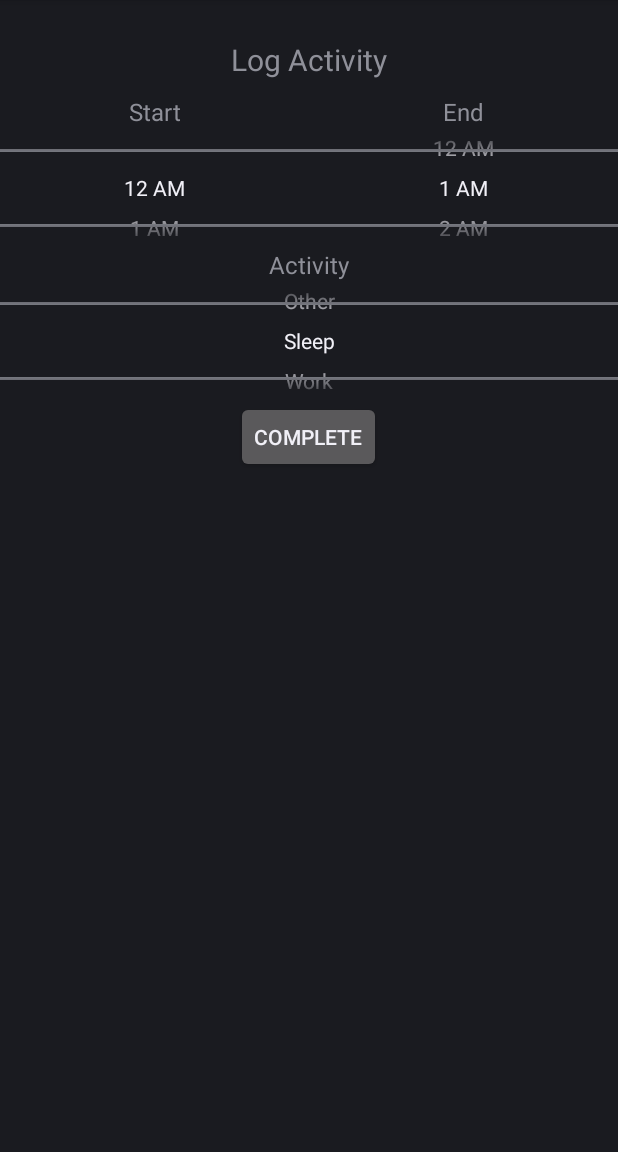
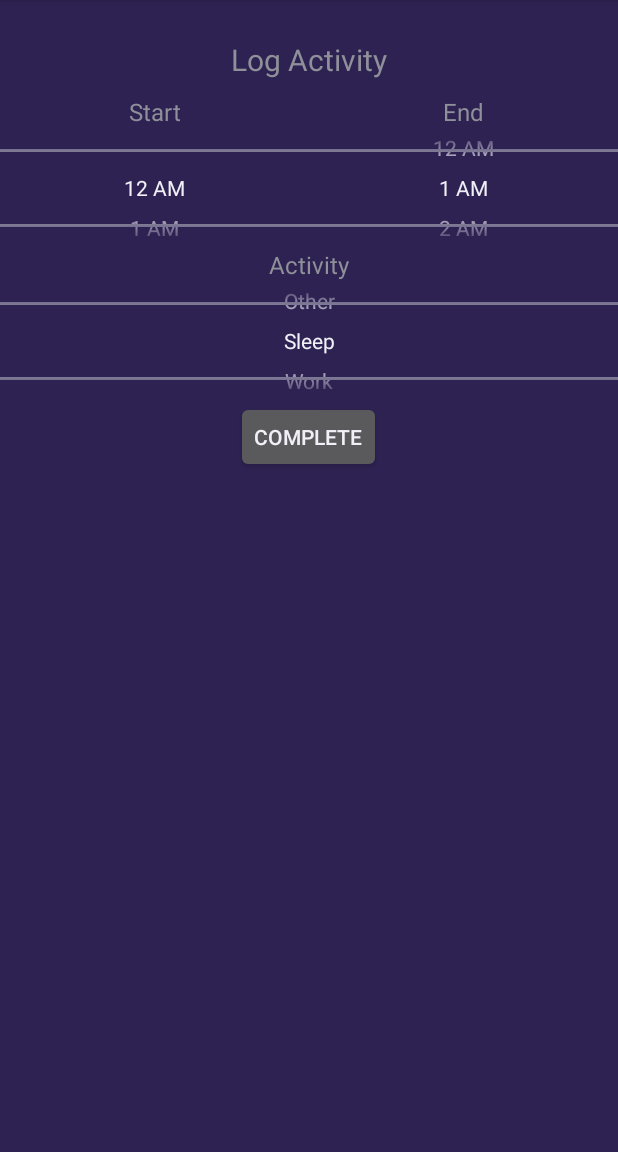
Before and after one commit to MRegirouard/CarpeHora-App, an Android app: the LogActivity screen opened directly, with no data from a screen before it, on a phone screen of 412 x 824 dp, the part 84-1236 px from its top. Run offline under Robolectric (Android 15) with nearby library versions, the phone set to English and light mode, and no system bars.

Commit message:
change background color

```diff
--- a/app/src/main/res/layout/activity_log.xml
+++ b/app/src/main/res/layout/activity_log.xml
@@ -2,7 +2,8 @@
 <ScrollView xmlns:android="http://schemas.android.com/apk/res/android"
     android:layout_width="match_parent"
     android:layout_height="match_parent"
-    android:exported="true">
+    android:exported="true"
+    android:background="@color/navy_blue">
 
     <LinearLayout
         android:layout_width="match_parent"
--- a/app/src/main/res/layout/activity_main.xml
+++ b/app/src/main/res/layout/activity_main.xml
@@ -1,7 +1,8 @@
 <?xml version="1.0" encoding="utf-8"?>
 <ScrollView xmlns:android="http://schemas.android.com/apk/res/android"
     android:layout_width="match_parent"
-    android:layout_height="match_parent">
+    android:layout_height="match_parent"
+    android:background="@color/navy_blue">
 
     <LinearLayout
         android:layout_width="match_parent"
@@ -18,7 +19,7 @@
             android:layout_width="match_parent"
             android:layout_height="124dp"
             android:contentDescription="@string/app_logo"
-            android:src="@drawable/oie_jpg" />
+            android:src="@drawable/logo_new" />
 
         <TextView
             android:id="@+id/textView"
--- a/app/src/main/res/layout/activity_today_list.xml
+++ b/app/src/main/res/layout/activity_today_list.xml
@@ -1,7 +1,8 @@
 <?xml version="1.0" encoding="utf-8"?>
 <ScrollView xmlns:android="http://schemas.android.com/apk/res/android"
     android:layout_width="match_parent"
-    android:layout_height="match_parent">
+    android:layout_height="match_parent"
+    android:background="@color/navy_blue">>
 
     <LinearLayout
         android:layout_width="match_parent"
--- a/app/src/main/res/values/colors.xml
+++ b/app/src/main/res/values/colors.xml
@@ -8,4 +8,5 @@
     <color name="other">#009688</color>
     <color name="relax">#FFEB3B</color>
     <color name="eat">#912828</color>
+    <color name="navy_blue">#2E2252</color>
 </resources>
```
